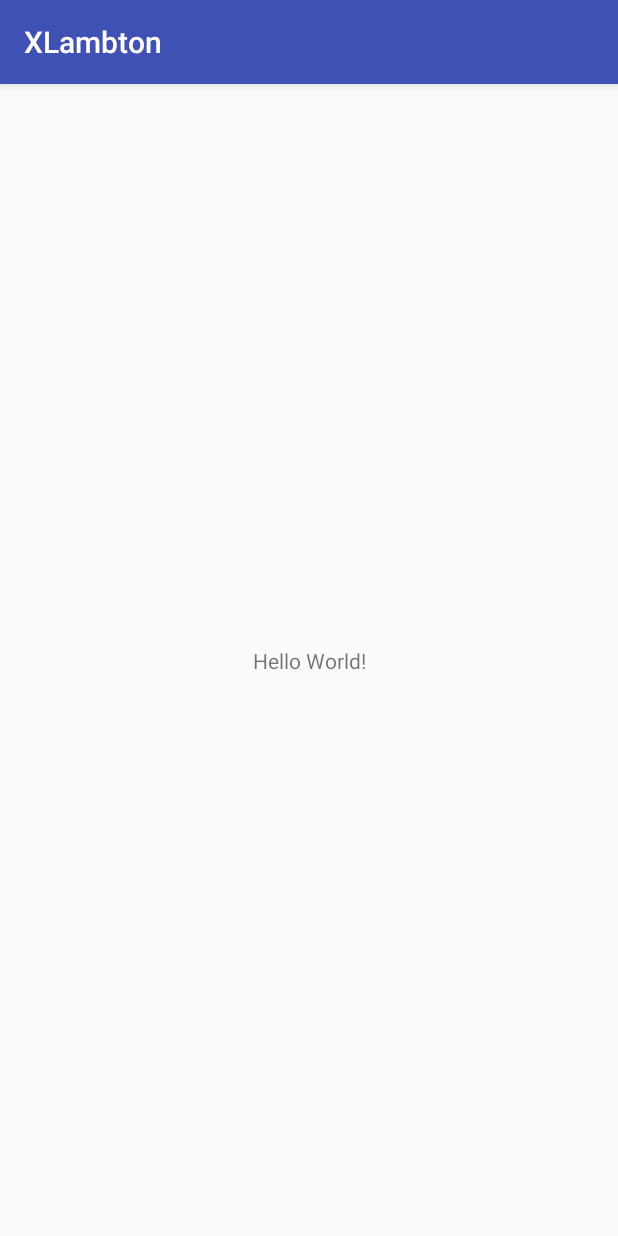
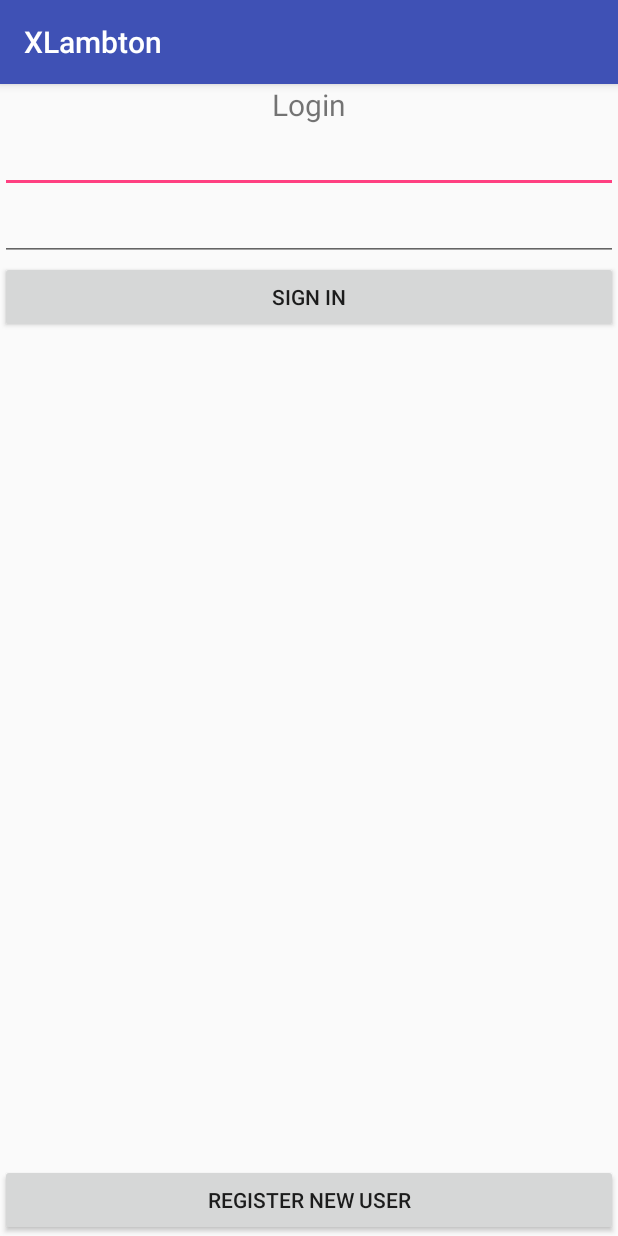
Before and after one commit to amandasrosa/XLambton, an Android app: the screen it shows after launch (LoginActivity), on a phone screen of 412 x 824 dp. Run offline under Robolectric (Android 15) with nearby library versions, the phone set to English and light mode, and no system bars.

Commit message:
Create login activity

```diff
--- a/app/src/main/res/layout/activity_login.xml
+++ b/app/src/main/res/layout/activity_login.xml
@@ -1,18 +1,42 @@
 <?xml version="1.0" encoding="utf-8"?>
-<android.support.constraint.ConstraintLayout xmlns:android="http://schemas.android.com/apk/res/android"
+<android.support.constraint.ConstraintLayout
+    xmlns:android="http://schemas.android.com/apk/res/android"
+    xmlns:tools="http://schemas.android.com/tools"
     xmlns:app="http://schemas.android.com/apk/res-auto"
-    xmlns:tools="http://schemas.android.com/tools"
     android:layout_width="match_parent"
     android:layout_height="match_parent"
     tools:context="com.aa.xlambton.LoginActivity">
 
-    <TextView
-        android:layout_width="wrap_content"
+    <LinearLayout
+        android:layout_width="match_parent"
         android:layout_height="wrap_content"
-        android:text="Hello World!"
-        app:layout_constraintBottom_toBottomOf="parent"
-        app:layout_constraintLeft_toLeftOf="parent"
-        app:layout_constraintRight_toRightOf="parent"
-        app:layout_constraintTop_toTopOf="parent" />
+        android:orientation="vertical">
+        <TextView
+            android:layout_width="match_parent"
+            android:layout_height="wrap_content"
+            android:text="Login"
+            android:textSize="20sp"
+            android:textAlignment="center" />
+        <EditText
+            android:id="@+id/login_user"
+            android:layout_width="match_parent"
+            android:layout_height="wrap_content" />
+        <EditText
+            android:id="@+id/login_password"
+            android:layout_width="match_parent"
+            android:layout_height="wrap_content" />
+        <Button
+            android:id="@+id/login_submit"
+            android:layout_width="match_parent"
+            android:layout_height="wrap_content"
+            android:text="Sign In"/>
+    </LinearLayout>
+
+    <Button
+        android:id="@+id/login_register"
+        android:layout_width="match_parent"
+        android:layout_height="wrap_content"
+        android:text="Register New User"
+        app:layout_constraintBottom_toBottomOf="parent"/>
 
 </android.support.constraint.ConstraintLayout>
```
